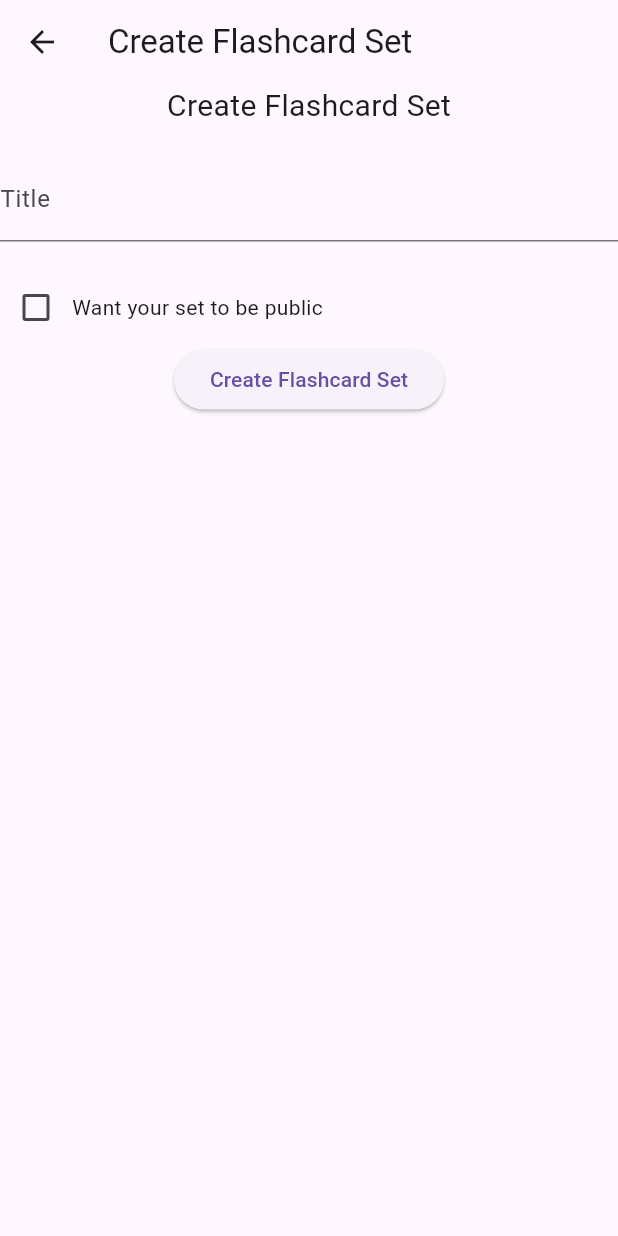
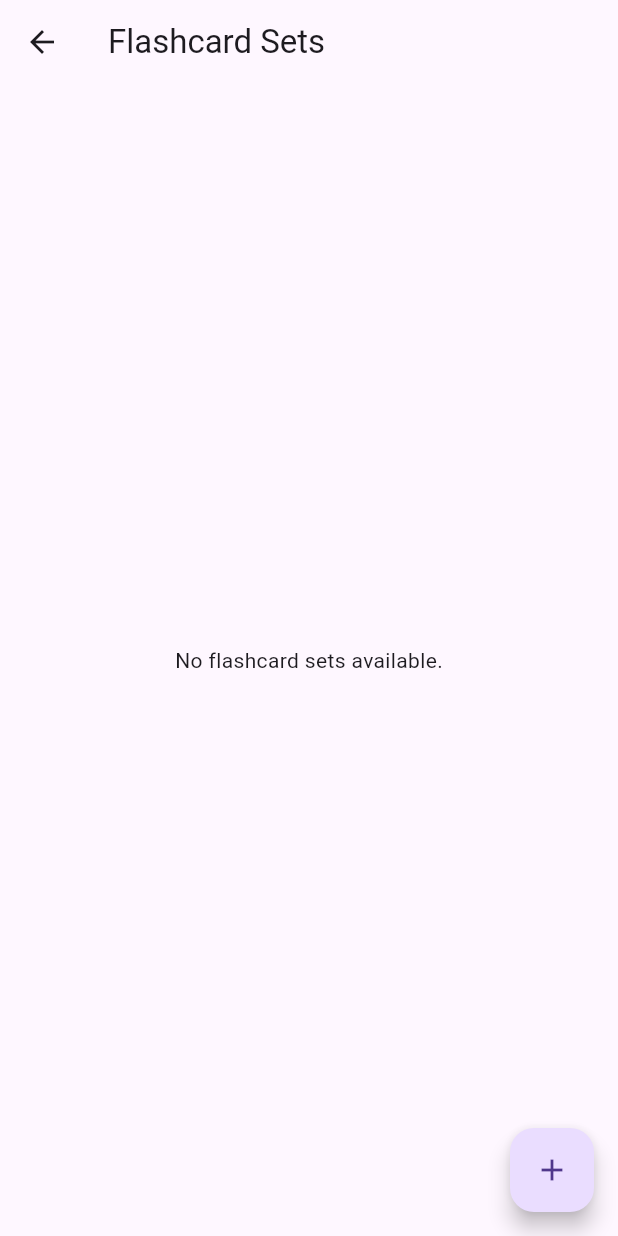
Before and after one commit to KhalilHen/flash-card, a Flutter app: the screen it shows after launch, after a tap on the "add" icon, on a phone screen of 412 x 824 dp. Run offline on Flutter 3.47's test engine with Material 3 defaults, Android fonts, the phone set to English and light mode, and no system bars; our stand-ins replace google_fonts, supabase, supabase_flutter; accounts and stored records are empty; network calls fail.

Commit message:
It retrieves  public flashcard set snow

```diff
--- a/lib/models/flashcard_sets.dart
+++ b/lib/models/flashcard_sets.dart
@@ -1,13 +1,13 @@
 import 'package:flash_card_app/models/flashcard_model.dart';
 
-class FlashcardSets {
+class FlashCardSets {
 
   final int id;
   final String title;
   final List<Flashcard> flashcards;
 
 
-  FlashcardSets({
+  FlashCardSets({
     required this.id,
     required this.title,
     required this.flashcards,
--- /dev/null
+++ b/lib/pages/display_flashcard_sets.dart
@@ -0,0 +1,23 @@
+import 'package:flash_card_app/controllers/flashcard_set_controller.dart';
+import 'package:flutter/material.dart';
+
+class DisplayFlashcardSets extends StatelessWidget {
+  @override
+  Widget build(BuildContext context) {
+    final flashCardSetController = FlashcardSetController();
+    return Scaffold(
+      appBar: AppBar(
+        title: Text('Flashcard Sets'),
+      ),
+      body: Center(
+        child: Text('No flashcard sets available.'),
+      ),
+      floatingActionButton: FloatingActionButton(
+        onPressed: () {
+          flashCardSetController.retrievePublicFlashCardSets();
+        },
+        child: Icon(Icons.add),
+      ),
+    );
+  }
+}
--- a/lib/pages/homepage.dart
+++ b/lib/pages/homepage.dart
@@ -1,4 +1,5 @@
 import 'package:flash_card_app/pages/create_flashcard_set.dart';
+import 'package:flash_card_app/pages/display_flashcard_sets.dart';
 import 'package:flutter/material.dart';
 
 import 'package:google_fonts/google_fonts.dart';
@@ -56,7 +57,9 @@ class _HomepageState extends State<HomePage> {
   //Custom app bar
   Navigator.push(
     context,
-    MaterialPageRoute(builder: (context) => CreateFlashcardSet()),
+    MaterialPageRoute(builder: (context) => DisplayFlashcardSets()),
+        // MaterialPageRoute(builder: (context) => CreateFlashcardSet()),
+
 
   );
     },
```
Also changed, not shown: lib/controllers/flashcard_set_controller.dart (+17 -0 lines).
